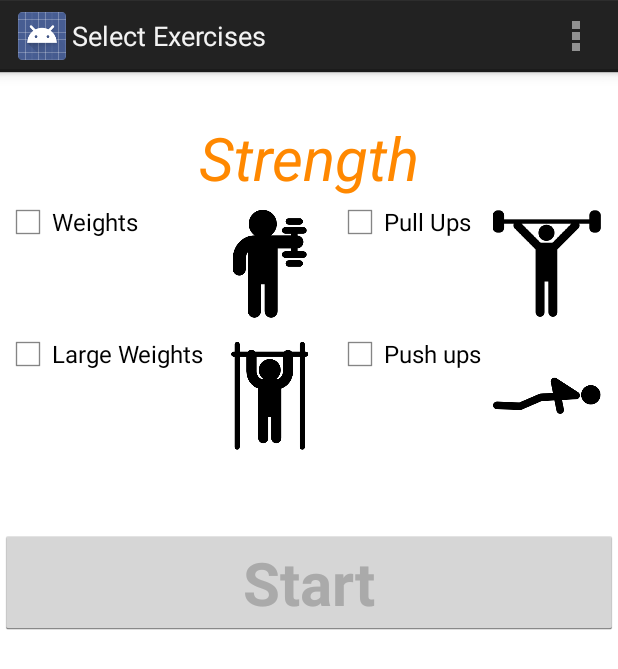
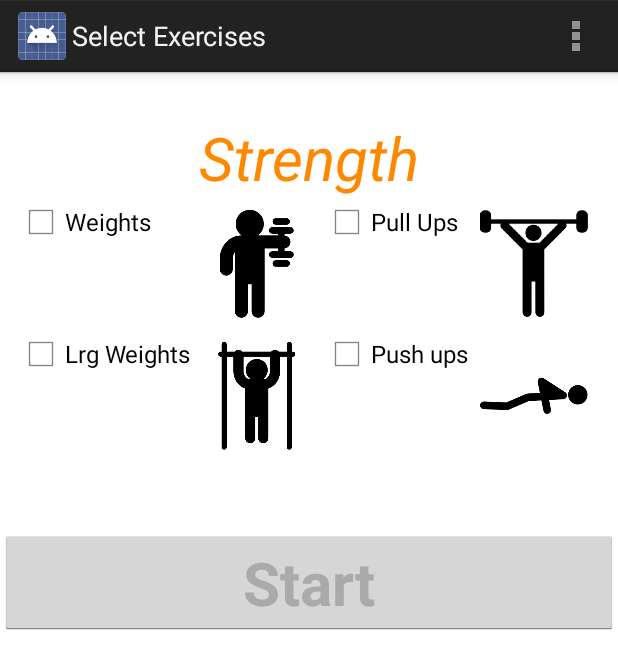
Before and after one commit to andylincoln/fitnessbunduruu, an Android app: the screen it shows after launch (SelectActivity), after a tap on "Strength", on a phone screen of 412 x 824 dp. Shown: the top 669 px of the screen. Run offline under Robolectric (Android 15) with nearby library versions, the phone set to English and light mode, and no system bars.

Commit message:
Abbreviated Large Weights to prevent UI bug

```diff
--- a/app/src/main/res/values/strings.xml
+++ b/app/src/main/res/values/strings.xml
@@ -42,7 +42,7 @@
     <string-array name="StrengthCategory">
         <item name="Weights">Weights</item>
         <item name="Pull Ups">Pull Ups</item>
-        <item name="Large Weights">Large Weights</item>
+        <item name="Large Weights">Lrg Weights</item>
         <item name="PushUps">Push ups</item>
     </string-array>
 
```
